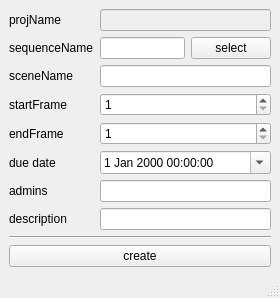
Old version of the form rbhusUI/lib/rbhusPipeSeqSceCreateMod.ui in the repository aumanimationstudios/rbhus.
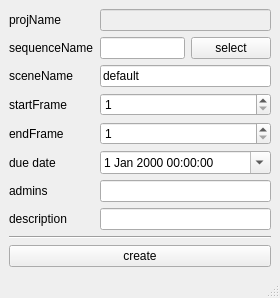
New version of the form.

Diff of the .ui file:
```diff
--- a/rbhusUI/lib/rbhusPipeSeqSceCreateMod.ui
+++ b/rbhusUI/lib/rbhusPipeSeqSceCreateMod.ui
@@ -136,6 +136,9 @@
       <property name="enabled">
        <bool>true</bool>
       </property>
+      <property name="text">
+       <string>default</string>
+      </property>
      </widget>
     </item>
     <item row="4" column="1" colspan="2">
```
